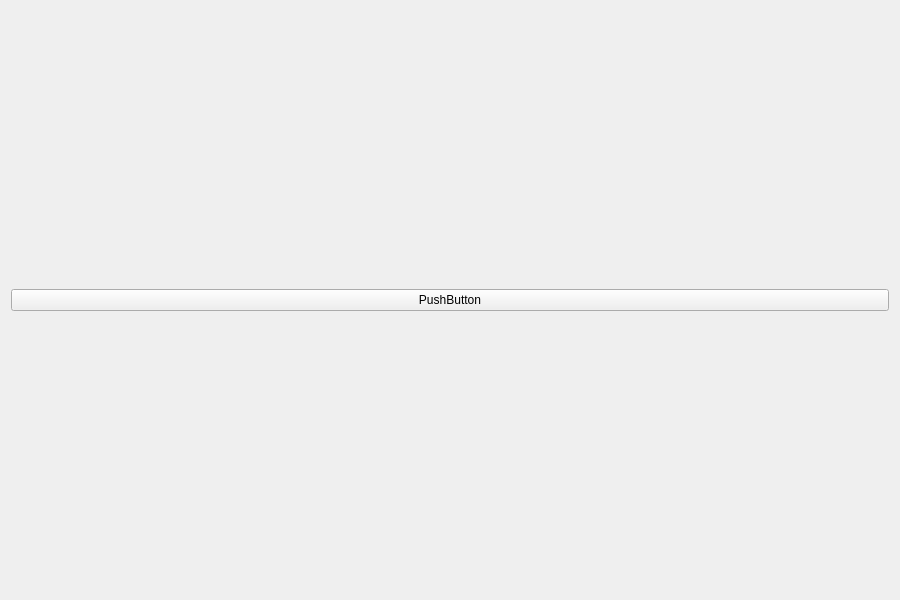
Qt form src/mainwidget.ui (Ndgt/AnimateBlendShape) before a commit.
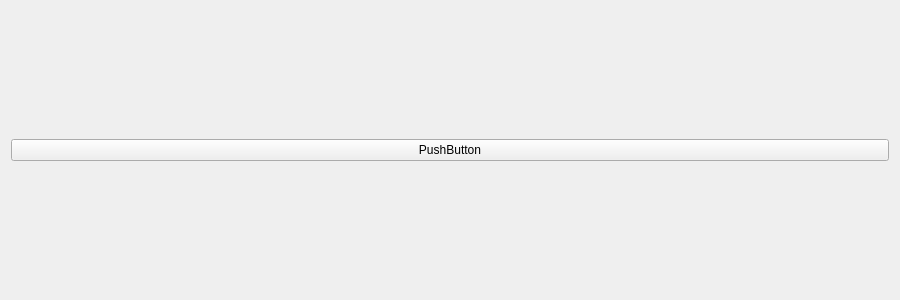
The same form after that commit.

```diff
--- a/src/mainwidget.ui
+++ b/src/mainwidget.ui
@@ -7,7 +7,7 @@
     <x>0</x>
     <y>0</y>
     <width>900</width>
-    <height>600</height>
+    <height>300</height>
    </rect>
   </property>
   <property name="sizePolicy">
@@ -19,24 +19,16 @@
   <property name="windowTitle">
    <string>Form</string>
   </property>
-  <layout class="QVBoxLayout" name="verticalLayout_4">
-   <item>
-    <layout class="QVBoxLayout" name="verticalLayout_3">
-     <item>
       <layout class="QVBoxLayout" name="verticalLayout">
        <item>
         <widget class="QPushButton" name="pushButton">
          <property name="text">
           <string>PushButton</string>
          </property>
-        </widget>
-       </item>
-      </layout>
-     </item>
-     <item>
-      <layout class="QVBoxLayout" name="FCurveEditorLayout"/>
-     </item>
-    </layout>
+     <property name="shortcut">
+      <string>Space</string>
+     </property>
+    </widget>
    </item>
   </layout>
  </widget>
```
Left out of the diff: 22 changed lines with no effect on the pictures. Lines whose indentation alone changed are shown as unchanged.
